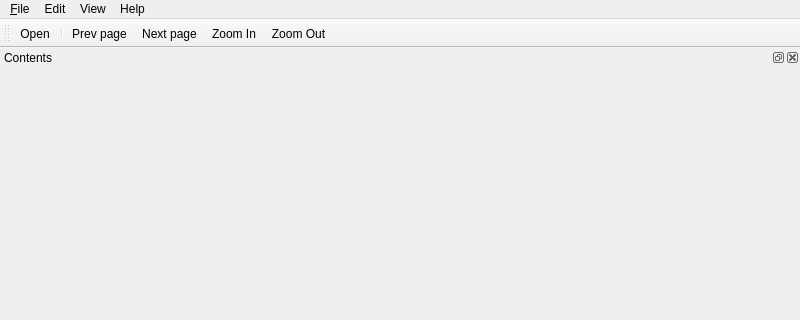
reffum/SPReader, file ui/mainwindow.ui: the form before one commit; both pictures show x 0 to 800 and y 0 to 320 of the 800 by 600 pixel window.
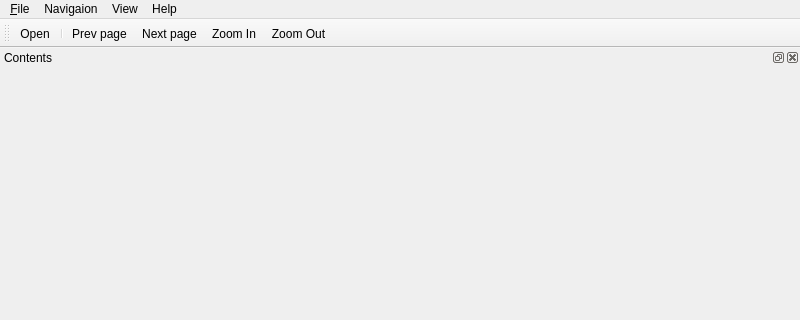
The form after the commit. Icons and pictures are not drawn. Custom widgets are drawn as their Qt base class.

Commit message: Rename menu "Edit" to "Navigation"

Patch:
```diff
--- a/ui/mainwindow.ui
+++ b/ui/mainwindow.ui
@@ -37,9 +37,9 @@
     </property>
     <addaction name="action_Open"/>
    </widget>
-   <widget class="QMenu" name="menuEdit">
+   <widget class="QMenu" name="menuNavigation">
     <property name="title">
-     <string>Edit</string>
+     <string>Navigaion</string>
     </property>
     <addaction name="actionPrev_page"/>
     <addaction name="actionNext_page"/>
@@ -58,7 +58,7 @@
     <addaction name="actionAbout"/>
    </widget>
    <addaction name="menu_File"/>
-   <addaction name="menuEdit"/>
+   <addaction name="menuNavigation"/>
    <addaction name="menuView"/>
    <addaction name="menuHelp"/>
   </widget>
```
